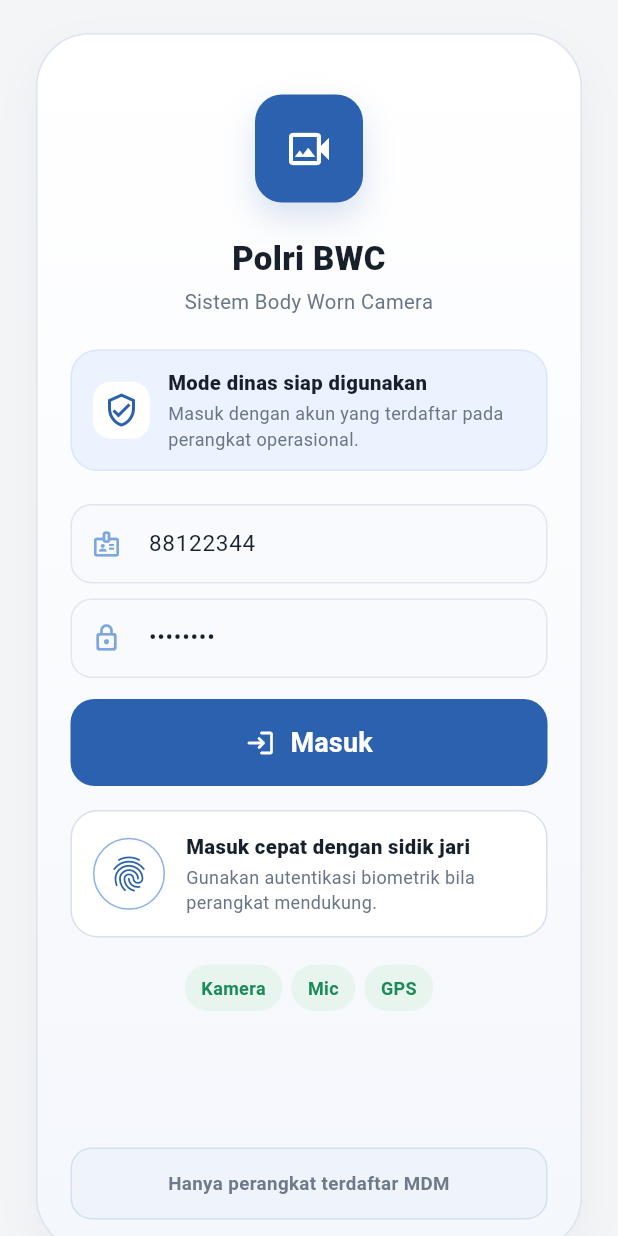
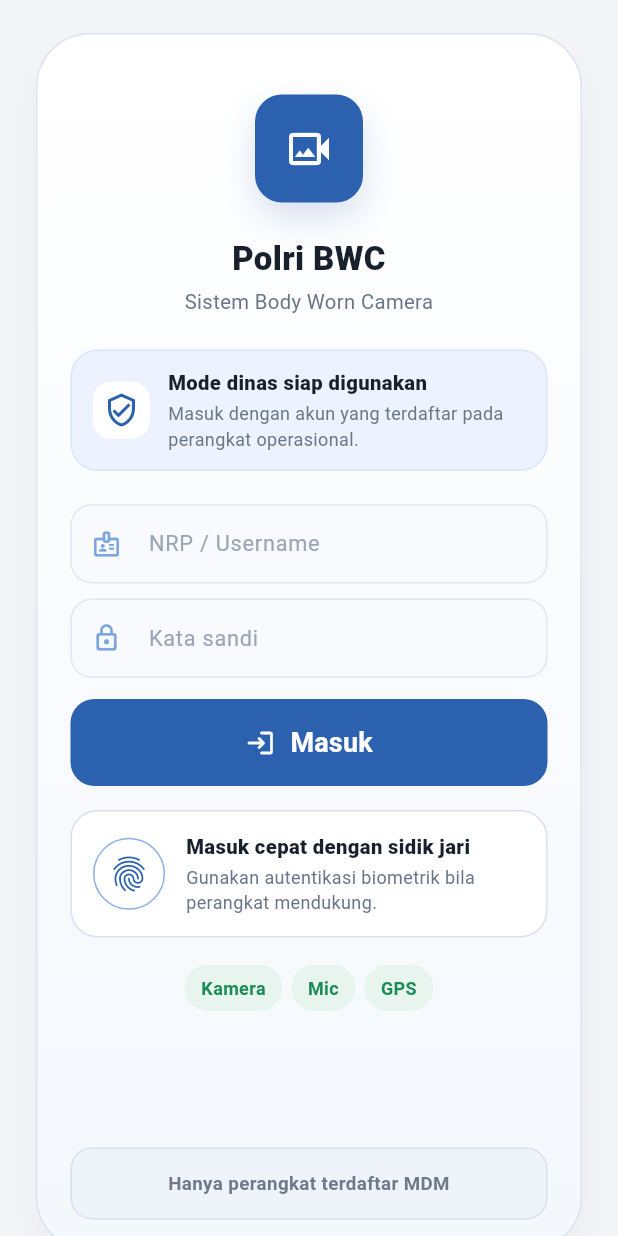
Before and after one commit to thehushednest/PolriBWC, a Flutter app: the screen it shows after launch, on a phone screen of 412 x 824 dp. Run offline on Flutter 3.47's test engine with Material 3 defaults, Android fonts, the phone set to English and light mode, and no system bars; our stand-ins replace camera, geolocator, permission_handler, shared_preferences, video_player.

Commit message:
Hapus semua dummy data & tambah autentikasi 3 user alpha tester
- Tambah endpoint POST /api/v1/auth/login di server lokal
- Tambah field users ke LocalServerState dengan 3 kredensial test1/test2/test3
- Reset state.json: bersihkan presence & pttFeeds stale
- Hapus prefill NRP & password di form login
- Hapus _patrolTeam hardcoded (3 anggota palsu)
- Hapus _seedRecordings() beserta panggilannya
- _activateSession() sekarang call API auth, fallback ke kredensial lokal jika server offline

Co-Authored-By: Claude Sonnet 4.6 <noreply@anthropic.com>

```diff
--- a/lib/src/body_worn_app.dart
+++ b/lib/src/body_worn_app.dart
@@ -8,6 +8,8 @@ import 'package:geolocator/geolocator.dart';
 import 'package:intl/intl.dart';
 import 'package:permission_handler/permission_handler.dart';
 
+import 'api_client.dart';
+import 'app_config.dart';
 import 'models.dart';
 import 'navigation.dart';
 import 'storage.dart';
@@ -100,12 +102,8 @@ class _BodyWornHomePageState extends State<BodyWornHomePage>
   final RecordingStorage _storage = RecordingStorage();
   final DateFormat _fullDateFormat = DateFormat('dd MMM yyyy HH:mm');
   final DateFormat _compactTimeFormat = DateFormat('HH:mm');
-  final TextEditingController _nrpController = TextEditingController(
-    text: '88122344',
-  );
-  final TextEditingController _passwordController = TextEditingController(
-    text: '12345678',
-  );
+  final TextEditingController _nrpController = TextEditingController();
+  final TextEditingController _passwordController = TextEditingController();
   final TextEditingController _descriptionController = TextEditingController();
   final TextEditingController _witnessController = TextEditingController();
   final TextEditingController _searchController = TextEditingController();
@@ -147,32 +145,7 @@ class _BodyWornHomePageState extends State<BodyWornHomePage>
     'Lainnya',
   ];
 
-  final List<PersonnelStatus> _patrolTeam = const [
-    PersonnelStatus(
-      initials: 'AS',
-      name: 'Bripda A. Susilo',
-      detail: 'Jl. Thamrin - Rekam aktif',
-      status: 'Rec',
-      statusColor: Color(0xFF19A66A),
-      dotColor: Color(0xFF1BA467),
-    ),
-    PersonnelStatus(
-      initials: 'BW',
-      name: 'Briptu B. Wahyu',
-      detail: 'Pasar Baru - Patroli',
-      status: 'Standby',
-      statusColor: Color(0xFF4A88E6),
-      dotColor: Color(0xFF19A66A),
-    ),
-    PersonnelStatus(
-      initials: 'DK',
-      name: 'Ipda D. Kurniawan',
-      detail: 'Gambir - Sinyal lemah',
-      status: 'Weak',
-      statusColor: Color(0xFFE5A126),
-      dotColor: Color(0xFFE89A1B),
-    ),
-  ];
+  final List<PersonnelStatus> _patrolTeam = const [];
 
   @override
   void initState() {
@@ -217,11 +190,6 @@ class _BodyWornHomePageState extends State<BodyWornHomePage>
 
     final stored = await _storage.loadRecordings();
     final combined = [...stored];
-    for (final entry in _seedRecordings()) {
-      if (!combined.any((item) => item.id == entry.id)) {
-        combined.add(entry);
-      }
-    }
     combined.sort(
       (a, b) => DateTime.parse(
         b.recordedAtIso,
@@ -289,24 +257,74 @@ class _BodyWornHomePageState extends State<BodyWornHomePage>
     }
   }
 
+  // Kredensial fallback untuk digunakan saat server tidak tersedia.
+  static const _localUsers = {
+    'test1': (name: 'Test Satu', rank: 'Bripda', unit: 'Satuan Alpha', shift: 'Shift Pagi Aktif', window: '07:00–15:00', pass: 'test1'),
+    'test2': (name: 'Test Dua', rank: 'Briptu', unit: 'Satuan Bravo', shift: 'Shift Siang Aktif', window: '15:00–23:00', pass: 'test2'),
+    'test3': (name: 'Test Tiga', rank: 'Ipda', unit: 'Satuan Charlie', shift: 'Shift Malam Aktif', window: '23:00–07:00', pass: 'test3'),
+  };
+
   Future<void> _activateSession() async {
-    if (_nrpController.text.trim().isEmpty ||
-        _passwordController.text.trim().isEmpty) {
-      _showMessage('NRP dan sandi wajib diisi.');
+    final username = _nrpController.text.trim();
+    final password = _passwordController.text.trim();
+    if (username.isEmpty || password.isEmpty) {
+      _showMessage('Username dan sandi wajib diisi.');
       return;
     }
+
+    OfficerSession? session;
+
+    // Coba autentikasi ke server lokal.
+    try {
+      final config = AppConfig.fromEnvironment();
+      final client = ApiClient(
+        baseUrl: config.rootUrl,
+        timeout: Duration(seconds: config.connectTimeoutSeconds),
+      );
+      final result = await client.postJsonWithStatus(
+        '/auth/login',
+        {'username': username, 'password': password},
+      );
+      if (result.statusCode == 200) {
+        final body = result.body as Map<String, dynamic>;
+        session = OfficerSession(
+          officerName: body['officerName'] as String? ?? username,
+          rankLabel: body['rankLabel'] as String? ?? '',
+          unitName: body['unitName'] as String? ?? '',
+          shiftLabel: body['shiftLabel'] as String? ?? '',
+          shiftWindow: body['shiftWindow'] as String? ?? '',
+          nrp: body['nrp'] as String? ?? username,
+        );
+      } else if (result.statusCode == 401) {
+        _showMessage('Username atau password salah.');
+        return;
+      }
+    } catch (_) {
+      // Server tidak tersedia — gunakan fallback lokal.
+    }
+
+    // Fallback: validasi terhadap kredensial lokal.
+    if (session == null) {
+      final local = _localUsers[username];
+      if (local == null || local.pass != password) {
+        _showMessage('Username atau password salah.');
+        return;
+      }
+      session = OfficerSession(
+        officerName: local.name,
+        rankLabel: local.rank,
+        unitName: local.unit,
+        shiftLabel: local.shift,
+        shiftWindow: local.window,
+        nrp: username,
+      );
+    }
+
     setState(() {
-      _session = OfficerSession(
-        officerName: 'R. Santoso',
-        rankLabel: 'Bripda',
-        unitName: 'Polda Metro Jaya',
-        shiftLabel: 'Shift Pagi Aktif',
-        shiftWindow: '07:00-15:00 - j-22m',
-        nrp: _nrpController.text.trim(),
-      );
+      _session = session;
       _currentTab = BodyWornTab.home;
     });
-    _showMessage('Login berhasil. Perangkat terdaftar MDM siap bertugas.');
+    _showMessage('Login berhasil. Perangkat siap bertugas.');
   }
 
   void _logout() {
@@ -713,66 +731,6 @@ class _BodyWornHomePageState extends State<BodyWornHomePage>
     }
   }
 
-  List<RecordingEntry> _seedRecordings() {
-    final now = DateTime.now();
-    return [
-      RecordingEntry(
-        id: 'REC_20260402_091233',
-        officerName: 'Bripda R. Santoso',
-        unitName: 'Polda Metro Jaya',
-        recordedAtIso: now
-            .subtract(const Duration(minutes: 29))
-            .toIso8601String(),
-        filePath: 'mock/REC_20260402_091233.mp4',
-        latitude: -6.2088,
-        longitude: 106.8456,
-        source: 'DEVICE_CAMERA_INTENT',
-        notes: 'Jl. Jend. Sudirman - 31 detik',
-        status: RecordingUploadStatus.uploaded,
-        durationSeconds: 31,
-        sizeBytes: 4 * 1024 * 1024,
-        locationLabel: 'Jl. Jend. Sudirman, Jakpus',
-        tagLabel: 'Penangkapan',
-      ),
-      RecordingEntry(
-        id: 'REC_20260402_082847',
-        officerName: 'Bripda R. Santoso',
-        unitName: 'Polda Metro Jaya',
-        recordedAtIso: now
-            .subtract(const Duration(hours: 1, minutes: 13))
-            .toIso8601String(),
-        filePath: 'mock/REC_20260402_082847.mp4',
-        latitude: -6.1700,
-        longitude: 106.8350,
-        source: 'DEVICE_CAMERA_INTENT',
-        notes: 'Pasar Baru - 2 menit 10 detik',
-        status: RecordingUploadStatus.pending,
-        durationSeconds: 130,
-        sizeBytes: 41 * 1024 * 1024,
-        locationLabel: 'Pasar Baru',
-        tagLabel: 'Razia',
-      ),
-      RecordingEntry(
-        id: 'REC_20260401_153012',
-        officerName: 'Bripda R. Santoso',
-        unitName: 'Polda Metro Jaya',
-        recordedAtIso: now
-            .subtract(const Duration(days: 1, hours: 2))
-            .toIso8601String(),
-        filePath: 'mock/REC_20260401_153012.mp4',
-        latitude: -6.1754,
-        longitude: 106.8272,
-        source: 'DEVICE_CAMERA_INTENT',
-        notes: 'Monas - 8 menit 47 detik',
-        status: RecordingUploadStatus.uploaded,
-        durationSeconds: 527,
-        sizeBytes: 203 * 1024 * 1024,
-        locationLabel: 'Monas',
-        tagLabel: 'Patroli',
-      ),
-    ];
-  }
-
   Widget? _buildCameraPreview() {
     final controller = _cameraController;
     if (controller == null || !controller.value.isInitialized) {
```
Also changed, not shown: 2 other files.
